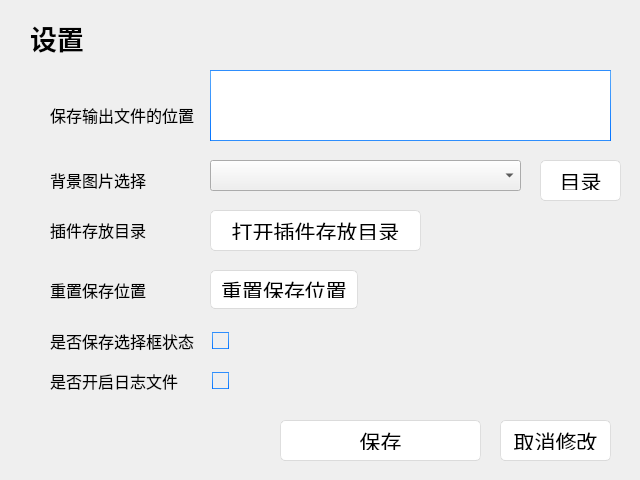
First picture: the form in src/builtin_modules/ui/setting_win.ui, repository HowieHz/hpyculator, before the edit.
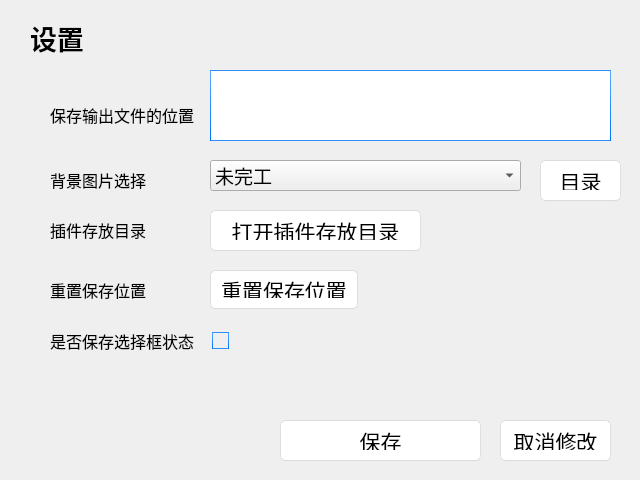
Second picture: the form after the edit.

```diff
--- a/src/builtin_modules/ui/setting_win.ui
+++ b/src/builtin_modules/ui/setting_win.ui
@@ -689,84 +689,11 @@
      <pointsize>14</pointsize>
     </font>
    </property>
-  </widget>
-  <widget class="QLabel" name="label_4">
-   <property name="geometry">
-    <rect>
-     <x>50</x>
-     <y>370</y>
-     <width>128</width>
-     <height>21</height>
-    </rect>
-   </property>
-   <property name="font">
-    <font>
-     <family>等距更纱黑体 Slab SC</family>
-     <pointsize>12</pointsize>
-    </font>
-   </property>
-   <property name="text">
-    <string>是否开启日志文件</string>
-   </property>
-  </widget>
-  <widget class="QCheckBox" name="check_is_save_log">
-   <property name="geometry">
-    <rect>
-     <x>210</x>
-     <y>370</y>
-     <width>161</width>
-     <height>21</height>
-    </rect>
-   </property>
-   <property name="font">
-    <font>
-     <family>更纱黑体 SC</family>
-     <pointsize>12</pointsize>
-    </font>
-   </property>
-   <property name="styleSheet">
-    <string notr="true">QCheckBox {
-	color: #000000;
-	padding: 2px;
-}
-QCheckBox:disabled {
-	color: #808086;
-	padding: 2px;
-}
-
-QCheckBox:hover {
-	border-radius:4px;
-	border-style:solid;
-	padding-left: 1px;
-	padding-right: 1px;
-	padding-bottom: 1px;
-	padding-top: 1px;
-	border-width:1px;
-	border-color: transparent;
-}
-QCheckBox::indicator:checked {
-
-	height: 15px;
-	width: 15px;
-	border-style:solid;
-	border-width: 1px;
-	border-color: qlineargradient(spread:pad, x1:0.5, y1:1, x2:0.5, y2:0, stop:0 rgba(0, 113, 255, 255), stop:1 rgba(91, 171, 252, 255));
-	color: #000000;
-	background-color: qlineargradient(spread:pad, x1:0.5, y1:1, x2:0.5, y2:0, stop:0 rgba(0, 113, 255, 255), stop:1 rgba(91, 171, 252, 255));
-}
-QCheckBox::indicator:unchecked {
-
-	height: 15px;
-	width: 15px;
-	border-style:solid;
-	border-width: 1px;
-	border-color: qlineargradient(spread:pad, x1:0.5, y1:1, x2:0.5, y2:0, stop:0 rgba(0, 113, 255, 255), stop:1 rgba(91, 171, 252, 255));
-	color: #000000;
-}</string>
-   </property>
-   <property name="text">
-    <string/>
-   </property>
+   <item>
+    <property name="text">
+     <string>未完工</string>
+    </property>
+   </item>
   </widget>
   <widget class="QLabel" name="label_3">
    <property name="geometry">
```
Left out of the diff: 17 changed lines with no effect on the pictures.
